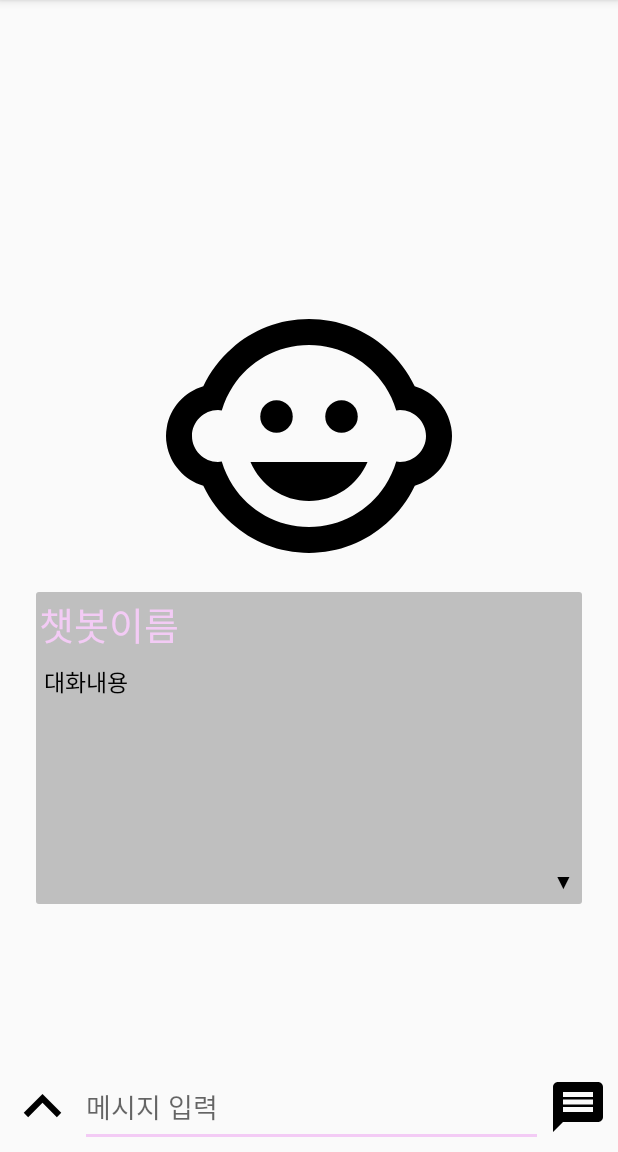
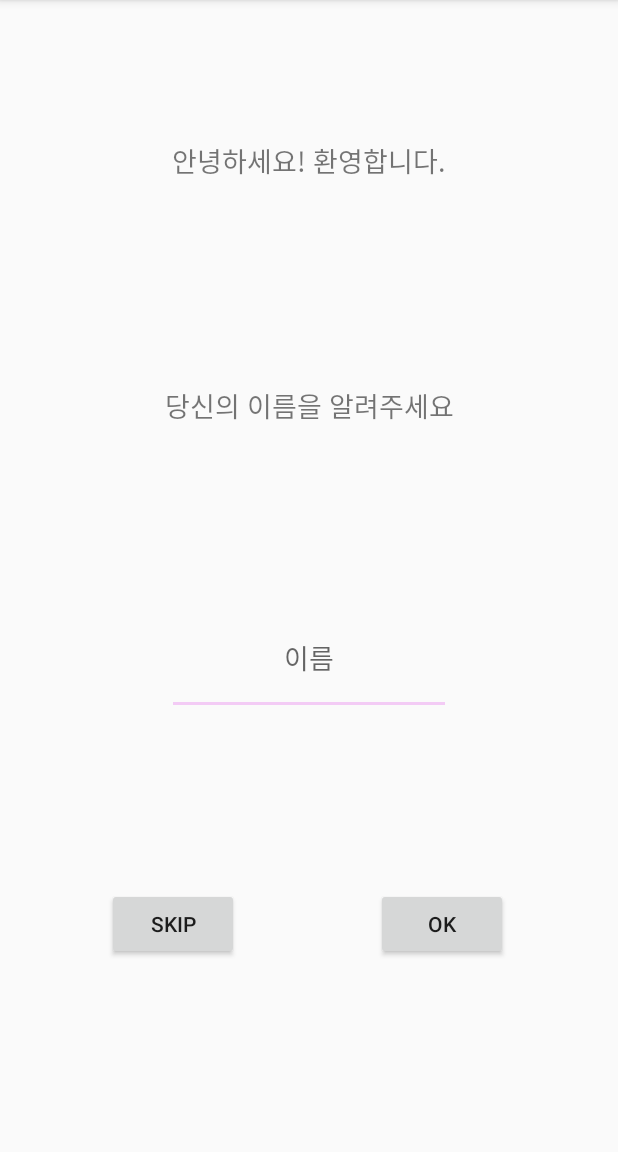
Before and after one commit to haileykim1/BLUEPINK, an Android app: the screen it shows after launch (MainActivity before the commit, InitNameActivity after it), on a phone screen of 412 x 824 dp, the part 84-1236 px from its top. Run offline under Robolectric (Android 15) with nearby library versions, the phone set to English and light mode, and no system bars.

Commit message:
Building UserInfo Save System
Building InitNameActivity.kt

Building SplashActivity.kt

```diff
--- a/BLUEPINK/app/src/main/AndroidManifest.xml
+++ b/BLUEPINK/app/src/main/AndroidManifest.xml
@@ -9,13 +9,15 @@
         android:roundIcon="@mipmap/ic_launcher_round"
         android:supportsRtl="true"
         android:theme="@style/AppTheme">
-        <activity android:name=".MainActivity">
+        <activity android:name=".InitNameActivity"></activity>
+        <activity android:name=".SplashActivity">
             <intent-filter>
                 <action android:name="android.intent.action.MAIN" />
 
                 <category android:name="android.intent.category.LAUNCHER" />
             </intent-filter>
         </activity>
+        <activity android:name=".MainActivity"></activity>
     </application>
 
 </manifest>
--- a/BLUEPINK/app/src/main/java/com/sogeunnsogeun/bluepink/ContentFragment.kt
+++ b/BLUEPINK/app/src/main/java/com/sogeunnsogeun/bluepink/ContentFragment.kt
@@ -48,7 +48,7 @@ class ContentFragment : AppCompatDialogFragment() {
 
         update_user.setOnClickListener {
             Toast.makeText(context, "사용자 설정", Toast.LENGTH_SHORT).show()
-            println("사용자 설정")
+            UserInfo.setUserName("김소양")
         }
 
         update_bot.setOnClickListener {
--- /dev/null
+++ b/BLUEPINK/app/src/main/java/com/sogeunnsogeun/bluepink/FileManager.kt
@@ -0,0 +1,55 @@
+package com.sogeunnsogeun.bluepink
+
+import android.content.Context
+import androidx.appcompat.app.AppCompatActivity
+import org.json.JSONObject
+import java.io.*
+
+object FileManager {
+    const val USER_INFO: String = "userInfo"
+
+    private val c: Context = GlobalContext.getContext()
+
+    private fun getPath(path:String): File? {
+        val file: File? = c.getFileStreamPath(path)
+
+        if(file == null || !file.exists())
+            return null
+
+        return file
+    }
+
+    fun reset(){
+        saveFile(JSONObject())
+    }
+
+    fun saveFile(data: Any, fileName:String = USER_INFO){
+        val os = c.openFileOutput(fileName, AppCompatActivity.MODE_PRIVATE)
+        val bw = BufferedWriter(OutputStreamWriter(os))
+        bw.write(data.toString())
+        bw.flush()
+    }
+
+    fun readFile(fileName: String = USER_INFO): String{
+        var os:FileInputStream
+        try{
+            os = c.openFileInput(fileName)
+        } catch(ex: FileNotFoundException){
+            saveFile(JSONObject())
+
+            return ""
+        }
+
+        val br = BufferedReader(InputStreamReader(os))
+        var sb = StringBuilder()
+        var line = br.readLine()
+        while(line != null){
+            sb.append(line).append("\n")
+            line = br.readLine()
+        }
+        br.close()
+
+        return sb.toString()
+    }
+
+}
--- /dev/null
+++ b/BLUEPINK/app/src/main/java/com/sogeunnsogeun/bluepink/GlobalContext.kt
@@ -0,0 +1,17 @@
+package com.sogeunnsogeun.bluepink
+
+import android.content.Context
+
+abstract class GlobalContext {
+    companion object {
+        private lateinit var context: Context
+
+        fun setContext(c: Context){
+            context = c
+        }
+
+        fun getContext():Context{
+            return context
+        }
+    }
+}
--- /dev/null
+++ b/BLUEPINK/app/src/main/java/com/sogeunnsogeun/bluepink/InitNameActivity.kt
@@ -0,0 +1,41 @@
+package com.sogeunnsogeun.bluepink
+
+import android.content.Intent
+import android.os.Bundle
+import android.os.PersistableBundle
+import android.widget.Toast
+import androidx.appcompat.app.AppCompatActivity
+import kotlinx.android.synthetic.main.activity_init_name.*
+
+class InitNameActivity : AppCompatActivity(){
+
+    override fun onCreate(savedInstanceState: Bundle?) {
+        super.onCreate(savedInstanceState)
+        setContentView(R.layout.activity_init_name)
+
+        initNameSkipBtn.setOnClickListener {
+            UserInfo.set(UserInfo.NAME, UserInfo.DEFAULT_NAME)
+            UserInfo.set(UserInfo.NAME_PASSED, true)
+
+            nextActivity()
+        }
+
+        initNameOkBtn.setOnClickListener {
+            if(initNameText.text.isEmpty()){
+                Toast.makeText(this, "입력해주세요", Toast.LENGTH_SHORT).show()
+                return@setOnClickListener
+            }
+
+            UserInfo.set(UserInfo.NAME, initNameText.text)
+            UserInfo.set(UserInfo.NAME_PASSED, true)
+
+            nextActivity()
+        }
+    }
+
+    private fun nextActivity(){
+        val intent = Intent(this, MainActivity::class.java)
+        startActivity(intent)
+        finish()
+    }
+}
--- a/BLUEPINK/app/src/main/java/com/sogeunnsogeun/bluepink/MainActivity.kt
+++ b/BLUEPINK/app/src/main/java/com/sogeunnsogeun/bluepink/MainActivity.kt
@@ -23,6 +23,7 @@ class MainActivity : AppCompatActivity() {
         init()
         msgDB = MessageItemDB.getDBInstance(this)
 
+        //Toast.makeText(this, temp, Toast.LENGTH_SHORT).show()
     }
 
     private fun init() {
--- /dev/null
+++ b/BLUEPINK/app/src/main/java/com/sogeunnsogeun/bluepink/SplashActivity.kt
@@ -0,0 +1,28 @@
+package com.sogeunnsogeun.bluepink
+
+import android.content.Intent
+import android.os.Bundle
+import android.os.Handler
+import android.os.PersistableBundle
+import androidx.appcompat.app.AppCompatActivity
+
+class SplashActivity :AppCompatActivity(){
+    override fun onCreate(savedInstanceState: Bundle?) {
+        super.onCreate(savedInstanceState)
+        setContentView(R.layout.activity_splash)
+
+        GlobalContext.setContext(this)
+
+        Handler().postDelayed({
+            val intent: Intent = if(UserInfo.has(UserInfo.NAME_PASSED) && UserInfo.get(UserInfo.NAME_PASSED) == true){
+                Intent(this, MainActivity::class.java)
+            }else{
+                Intent(this, InitNameActivity::class.java)
+            }
+
+            startActivity(intent)
+            finish()
+        }, 2500)
+
+    }
+}
--- /dev/null
+++ b/BLUEPINK/app/src/main/res/layout/activity_init_name.xml
@@ -0,0 +1,70 @@
+<?xml version="1.0" encoding="utf-8"?>
+<androidx.constraintlayout.widget.ConstraintLayout xmlns:android="http://schemas.android.com/apk/res/android"
+    xmlns:app="http://schemas.android.com/apk/res-auto"
+    xmlns:tools="http://schemas.android.com/tools"
+    android:layout_width="match_parent"
+    android:layout_height="match_parent">
+
+    <TextView
+        android:id="@+id/textView"
+        android:layout_width="237dp"
+        android:layout_height="0dp"
+        android:layout_marginTop="69dp"
+        android:layout_marginBottom="87dp"
+        android:gravity="center"
+        android:text="안녕하세요! 환영합니다."
+        android:textSize="18sp"
+        app:layout_constraintBottom_toTopOf="@+id/textView3"
+        app:layout_constraintEnd_toEndOf="parent"
+        app:layout_constraintStart_toStartOf="parent"
+        app:layout_constraintTop_toTopOf="parent" />
+
+    <TextView
+        android:id="@+id/textView3"
+        android:layout_width="0dp"
+        android:layout_height="0dp"
+        android:layout_marginStart="56dp"
+        android:layout_marginEnd="56dp"
+        android:layout_marginBottom="92dp"
+        android:gravity="center"
+        android:text="당신의 이름을 알려주세요"
+        android:textSize="18sp"
+        app:layout_constraintBottom_toTopOf="@+id/initNameText"
+        app:layout_constraintEnd_toEndOf="parent"
+        app:layout_constraintStart_toStartOf="parent"
+        app:layout_constraintTop_toBottomOf="@+id/textView" />
+
+    <EditText
+        android:id="@+id/initNameText"
+        android:layout_width="189dp"
+        android:layout_height="0dp"
+        android:layout_marginBottom="115dp"
+        android:gravity="center"
+        android:hint="이름"
+        app:layout_constraintBottom_toTopOf="@+id/initNameSkipBtn"
+        app:layout_constraintEnd_toEndOf="parent"
+        app:layout_constraintStart_toStartOf="parent"
+        app:layout_constraintTop_toBottomOf="@+id/textView3" />
+
+    <Button
+        android:id="@+id/initNameSkipBtn"
+        android:layout_width="wrap_content"
+        android:layout_height="wrap_content"
+        android:layout_marginEnd="20dp"
+        android:layout_marginBottom="128dp"
+        android:text="SKIP"
+        app:layout_constraintBottom_toBottomOf="parent"
+        app:layout_constraintEnd_toStartOf="@+id/initNameOkBtn"
+        app:layout_constraintStart_toStartOf="parent"
+        app:layout_constraintTop_toBottomOf="@+id/initNameText" />
+
+    <Button
+        android:id="@+id/initNameOkBtn"
+        android:layout_width="wrap_content"
+        android:layout_height="wrap_content"
+        android:layout_marginEnd="2dp"
+        android:text="OK"
+        app:layout_constraintBaseline_toBaselineOf="@+id/initNameSkipBtn"
+        app:layout_constraintEnd_toEndOf="parent"
+        app:layout_constraintStart_toEndOf="@+id/initNameSkipBtn" />
+</androidx.constraintlayout.widget.ConstraintLayout>
```
Also changed, not shown: BLUEPINK/app/src/main/java/com/sogeunnsogeun/bluepink/UserInfo.kt (added, +97 -0 lines), BLUEPINK/app/src/main/res/layout/activity_splash.xml (added, +18 -0 lines).
